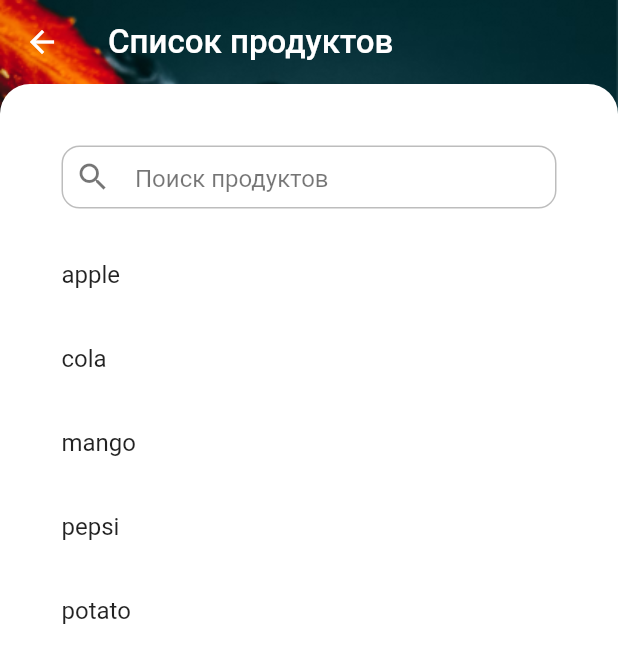
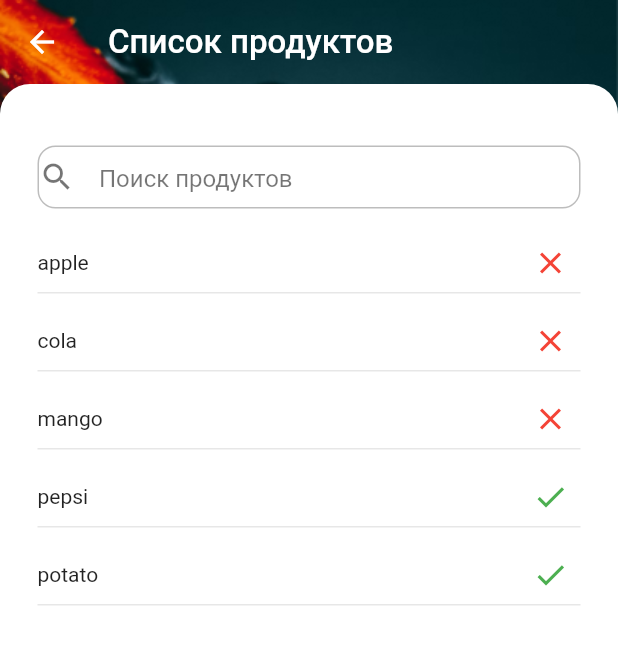
Before and after one commit to asg1997/Diet_List_Flutter, a Flutter app: the MainScreen screen opened by its route, after a tap on "Список продуктов", on a phone screen of 412 x 824 dp. Shown: the top 663 px of the screen. Run offline on Flutter 3.47's test engine with Material 2 defaults, Android fonts, the light colour scheme and no system bars.

Commit message:
Экран список продуктов, скролл главного экрана, поиск проукта

```diff
--- a/lib/Components/button.dart
+++ b/lib/Components/button.dart
@@ -28,7 +28,6 @@ class _ButtonState extends State<Button> {
   Widget _buildButton() {
     return SizedBox(
       height: 61,
-      width: 174,
       child: ElevatedButton(
           onPressed: () {
             Navigator.pushNamed(context, widget.routeName);
--- a/lib/Components/custom_list.dart
+++ b/lib/Components/custom_list.dart
@@ -12,10 +12,10 @@ class _CustomListViewState extends State<CustomListView> {
   @override
   Widget build(BuildContext context) {
     return ListView.builder(
-        padding: const EdgeInsets.only(top: 9),
         itemCount: 2,
         itemBuilder: (BuildContext context, int index) {
           return MenuCell(
+
           );
         }
     );
--- a/lib/Components/product_cell.dart
+++ b/lib/Components/product_cell.dart
@@ -2,10 +2,7 @@ import 'package:diet_list_flutter/Models/diet_model.dart';
 import 'package:flutter/material.dart';
 
 class ProductCell extends StatefulWidget {
-  const ProductCell({Key? key,
-    required this.product
-
-  }) : super(key: key);
+  const ProductCell({Key? key, required this.product}) : super(key: key);
 
   final Product product;
 
@@ -16,11 +13,43 @@ class ProductCell extends StatefulWidget {
 class _ProductCellState extends State<ProductCell> {
   @override
   Widget build(BuildContext context) {
-    return buildProduct(widget.product);
+    return buildProduct();
   }
- // TODO: сделать иконку
-  Widget buildProduct(Product product) => ListTile(
-    title: Text(product.name),
-  );
 
+  // TODO: сделать иконку
+  Widget buildProduct() => Container(
+        height: 52,
+        color: Colors.white,
+
+        // TODO: Настроить размеры
+        child: Column(
+          children: [
+            Row(mainAxisAlignment: MainAxisAlignment.spaceBetween, children: [
+              Text(widget.product.name),
+              Padding(
+                padding: const EdgeInsets.all(8.0),
+                child: _setIcon(),
+              ),
+            ]),
+            Container(
+              height: 0.5,
+              color: Colors.grey.withOpacity(0.5)
+            )
+          ],
+        ),
+      );
+
+  // TODO: Добавить картинки
+  Icon _setIcon() {
+    switch (widget.product.status) {
+      case 'permitted':
+        return const Icon(Icons.check, color: Colors.green);
+      case 'prohibited':
+        return const Icon(
+          Icons.close,
+          color: Colors.red,
+        );
+    }
+    return const Icon(Icons.help_outline);
+  }
 }
--- a/lib/Components/search_widget.dart
+++ b/lib/Components/search_widget.dart
@@ -28,20 +28,22 @@ class _SearchWidgetState extends State<SearchWidget> {
 
     return Container(
       height: 42,
-      margin: const EdgeInsets.fromLTRB(16, 16, 16, 16),
+      margin: const EdgeInsets.fromLTRB(0, 16, 0, 16),
       decoration: BoxDecoration(
         borderRadius: BorderRadius.circular(12),
         color: Colors.white,
         border: Border.all(color: Colors.black26),
       ),
-      padding: const EdgeInsets.symmetric(horizontal: 8),
+
       child: TextField(
         controller: controller,
         decoration: InputDecoration(
+          // Иконка поиска
           icon: Icon(Icons.search, color: style.color),
           suffixIcon: widget.text.isNotEmpty ?
               GestureDetector(
-                child: Icon(Icons.close, color: Colors.green),
+                // Иконка удалить текст
+                child: Icon(Icons.close, color: Colors.grey, size: 18,),
                 onTap: () {
                 controller.clear();
                 widget.onChanged('');
--- a/lib/Screens/main_screen.dart
+++ b/lib/Screens/main_screen.dart
@@ -1,6 +1,7 @@
 import 'package:diet_list_flutter/Components/button.dart';
 import 'package:diet_list_flutter/Components/custom_app_bar.dart';
 import 'package:diet_list_flutter/Components/custom_list.dart';
+import 'package:diet_list_flutter/Components/menu_cell.dart';
 import 'package:flutter/material.dart';
 
 class MainScreen extends StatefulWidget {
@@ -32,40 +33,62 @@ class _MainScreenState extends State<MainScreen> {
           ),
           // Основная информация
           SafeArea(
+            child: SingleChildScrollView(
               child: Padding(
-              padding: const EdgeInsets.only(
-                  top: 10,
-              left: 20,
-              right: 20),
+                padding: const EdgeInsets.only(top: 3, left: 20, right: 20),
                 child: Column(
                   children: [
                     discriptionTile(),
                     SizedBox(height: 10),
                     discriptionTile(),
-                  SizedBox(height: 18,),
+                    SizedBox(
+                      height: 18,
+                    ),
+                    // Кнопки Меню и Список продуков
                     Row(
                       mainAxisAlignment: MainAxisAlignment.spaceBetween,
                       children: [
-                      Button(buttonTitle: 'Меню',
-                      routeName: '/MenuScreen',),
-                      Button(buttonTitle: 'Список продуктов',
-                      routeName: '/ProductListScreen',)
+                        // FIXME: - Кнопки не влезают, если экран уже (SE), нужно настраивать ширину кнопок для каикх-то устройств
+                        Expanded(
+                          child: Button(
+                            buttonTitle: 'Меню',
+                            routeName: '/MenuScreen',
+                          ),
+                        ),
+                        SizedBox(width: 10,),
+                        Expanded(
+                          child: Button(
+                            buttonTitle: 'Список продуктов',
+                            routeName: '/ProductListScreen',
+                          ),
+                        )
                       ],
                     ),
+                    // Рекомендации надпись
                     Align(
                       alignment: Alignment.centerLeft,
-                    child: Padding(padding: EdgeInsets.only( top: 20) ,
+                      child: Padding(
+                          padding: EdgeInsets.only(top: 20),
                           child: Text(
                             'Рекомендации',
                             style: TextStyle(
                               fontSize: 22,
                             ),
-                      )
+                          )),
                     ),
+                    // Таблица
+                    // FIXME: - Не вмещается по длине экрана
+                    Container(
+                      height: 300,
+                        child: ListView.builder(
+                          physics: NeverScrollableScrollPhysics(),
+                          itemCount: 2,
+                            itemBuilder: (BuildContext context, int index) {
+                              return MenuCell();
+
+                            }))
+                  ],
                 ),
-                  Expanded(
-                      child: CustomListView())
-                ],
               ),
             ),
           ),
@@ -74,10 +97,9 @@ class _MainScreenState extends State<MainScreen> {
     );
   }
 
-
-
   Widget discriptionTile() {
-    return GestureDetector( onTap: () {
+    return GestureDetector(
+      onTap: () {
         print('dgdfgdfgfd');
       },
       child: Container(
@@ -115,7 +137,9 @@ class _MainScreenState extends State<MainScreen> {
                           color: Color.fromRGBO(13, 92, 108, 1)),
                     ),
                     // Расстояние между заголовком и описанием
-                    SizedBox(height: 3,),
+                    SizedBox(
+                      height: 3,
+                    ),
                     // Описание
                     Expanded(
                       child: Text(
@@ -143,9 +167,11 @@ class _MainScreenState extends State<MainScreen> {
               padding: const EdgeInsets.only(right: 17, top: 16, left: 16),
               child: Align(
                 alignment: Alignment.topCenter,
-                child: Icon(Icons.touch_app_outlined,
+                child: Icon(
+                  Icons.touch_app_outlined,
                   size: 25,
-                  color: Color.fromRGBO(255, 168, 0, 1),),
+                  color: Color.fromRGBO(255, 168, 0, 1),
+                ),
               ),
             )
           ],
--- a/lib/Screens/product_list_screen.dart
+++ b/lib/Screens/product_list_screen.dart
@@ -18,9 +18,9 @@ class _ProductListScreenState extends State<ProductListScreen> {
 
   late List<Product> filteredProductList;
   List<Product> productList = [
-    Product('apple', 'prohibitted'),
-    Product('cola', 'prohibitted'),
-    Product('mango', 'prohibitted'),
+    Product('apple', 'prohibited'),
+    Product('cola', 'prohibited'),
+    Product('mango', 'prohibited'),
     Product('pepsi', 'permitted'),
     Product('potato', 'permitted'),
   ];
@@ -68,9 +68,10 @@ class _ProductListScreenState extends State<ProductListScreen> {
                     buildSearch(),
                     Expanded(
                         child: ListView.builder(
+
                         itemCount: filteredProductList.length,
                         itemBuilder: (BuildContext context, int index){
-                          final product = productList[index];
+                          final product = filteredProductList[index];
                           return ProductCell(product: product );
                         }))
                   ],
@@ -90,10 +91,11 @@ class _ProductListScreenState extends State<ProductListScreen> {
   );
 
   void searchProduct(String query) {
+
     final filteredProductList = productList.where((product) {
-      final titleLower = product.name.toLowerCase();
+      final nameLower = product.name.toLowerCase();
       final searchLower = query.toLowerCase();
-      return titleLower.contains(searchLower);
+      return nameLower.contains(searchLower);
     }).toList();
 
     setState(() {
--- a/lib/Screens/search_diet_screen.dart
+++ b/lib/Screens/search_diet_screen.dart
@@ -37,9 +37,12 @@ class _SearchDietScreenState extends State<SearchDietScreen> {
                   // Для того. чтобы получить кнопку, нужно просто написать ее класс
                   // Можно не менять параментры кнопки, тогда они будет без текста
                   // можно вызвать параметры в скобках и изменить текст или цвет или и то, и другое
-                  Button(
-                    buttonTitle: 'Далее',
-                    routeName: '/MainScreen',
+                  SizedBox(
+                    width: 150,
+                    child: Button(
+                      buttonTitle: 'Далее',
+                      routeName: '/MainScreen',
+                    ),
                   )
                 ],
               )
```
Lines whose indentation alone changed are shown as unchanged.
